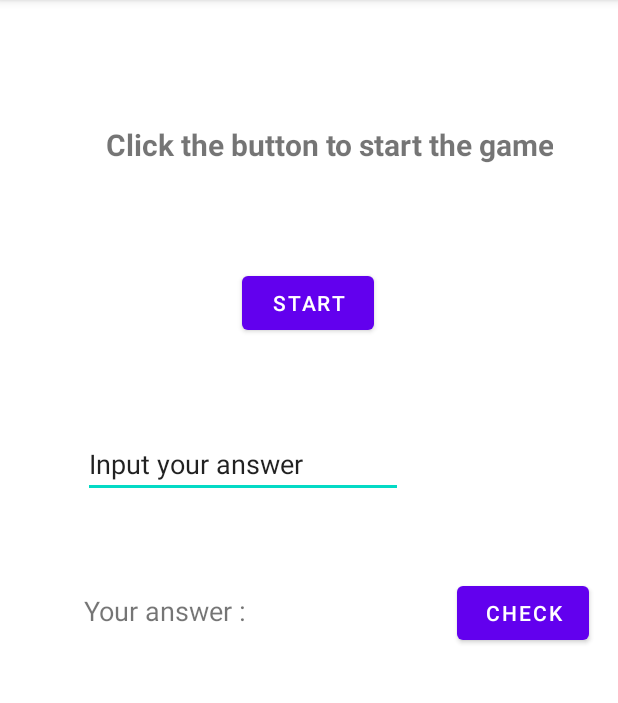
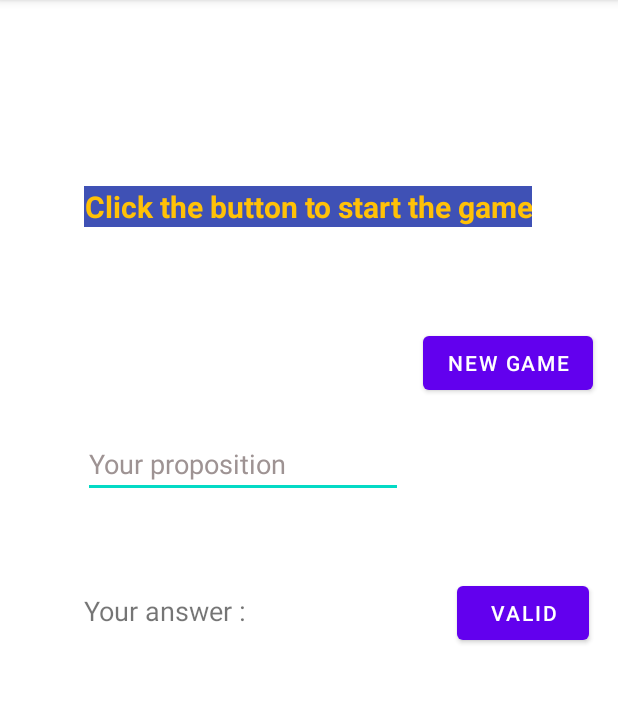
Before and after one commit to franncisca/Android, an Android app: the screen it shows after launch (MainActivity), on a phone screen of 412 x 824 dp, the part 84-787 px from its top. Run offline under Robolectric (Android 15) with nearby library versions, the phone set to English and light mode, and no system bars.

Commit message:
feat: editText

```diff
--- a/Deschiffresetdeslettres/app/src/main/java/com/example/deschiffresetdeslettres/MainActivity.kt
+++ b/Deschiffresetdeslettres/app/src/main/java/com/example/deschiffresetdeslettres/MainActivity.kt
@@ -2,13 +2,18 @@ package com.example.deschiffresetdeslettres
 
 import androidx.appcompat.app.AppCompatActivity
 import android.os.Bundle
-import android.util.Log
 import android.widget.Button
+import android.widget.EditText
 import android.widget.TextView
 
 class MainActivity : AppCompatActivity() {
     val letterPicker by lazy { LetterPicker.buildFromResource(this, R.raw.letter_frequencies)}
     val drawTextView by lazy { findViewById<TextView>(R.id.drawTextView) }
+    val startButton by lazy { findViewById<Button>(R.id.startButton) }
+    val validButton by lazy { findViewById<Button>(R.id.validButton) }
+    val propositionText by lazy { findViewById<EditText>(R.id.proposition) }
+
+    var bestAnagrams = listOf<String>();
 
 
     override fun onCreate(savedInstanceState: Bundle?) {
@@ -17,10 +22,35 @@ class MainActivity : AppCompatActivity() {
         //drawTextView.setOnClickListener{drawTextView.text = letterPicker.pickLetters(9)}
         //Log.d( "msg: ",s)}
 
-        val button by lazy { findViewById<Button>(R.id.nextButton) }
-        button.setOnClickListener{drawTextView.text = letterPicker.pickLetters(9)}
+        startButton.setOnClickListener{drawTextView.text = letterPicker.pickLetters(9)}
+
+        validButton.setOnClickListener{
+            p -> {
+                var last = propositionText.text
+
+                if (propositionText.text.length > last.length){
+                    last = propositionText.text
+                }
+            }
+        }
+
+
+    }
+
+    /* Determine if the parameter is an anagram of `this`
+ * proposition must contain only letters of `this` (with the same or different order)
+ */
+    fun String.containsAnagram(proposition: String): Boolean
+    {
+        var answer = "answer";
+        for (s in proposition){
+            if (s !in answer){
+                return false
+            }
+
+        }
+        return false
     }
 
 
-
 }
--- a/Deschiffresetdeslettres/app/src/main/res/layout/activity_main.xml
+++ b/Deschiffresetdeslettres/app/src/main/res/layout/activity_main.xml
@@ -10,28 +10,30 @@
         android:id="@+id/drawTextView"
         android:layout_width="wrap_content"
         android:layout_height="wrap_content"
+        android:background="#3F51B5"
         android:text="@string/next_button"
         android:textAlignment="center"
+        android:textColor="#FFC107"
         android:textSize="20sp"
         android:textStyle="bold"
         app:layout_constraintBottom_toBottomOf="parent"
-        app:layout_constraintHorizontal_bias="0.616"
+        app:layout_constraintHorizontal_bias="0.495"
         app:layout_constraintLeft_toLeftOf="parent"
         app:layout_constraintRight_toRightOf="parent"
         app:layout_constraintTop_toTopOf="parent"
-        app:layout_constraintVertical_bias="0.112" />
+        app:layout_constraintVertical_bias="0.167" />
 
     <Button
-        android:id="@+id/nextButton"
+        android:id="@+id/startButton"
         android:layout_width="wrap_content"
         android:layout_height="wrap_content"
         android:text="@string/change"
         app:layout_constraintBottom_toBottomOf="parent"
         app:layout_constraintEnd_toEndOf="parent"
-        app:layout_constraintHorizontal_bias="0.498"
+        app:layout_constraintHorizontal_bias="0.945"
         app:layout_constraintStart_toStartOf="parent"
         app:layout_constraintTop_toTopOf="parent"
-        app:layout_constraintVertical_bias="0.247" />
+        app:layout_constraintVertical_bias="0.303" />
 
     <TextView
         android:id="@+id/textView"
@@ -47,25 +49,27 @@
         app:layout_constraintVertical_bias="0.531" />
 
     <EditText
-        android:id="@+id/editTextTextPersonName"
+        android:id="@+id/proposition"
         android:layout_width="wrap_content"
         android:layout_height="wrap_content"
         android:autofillHints="test"
         android:ems="10"
         android:inputType="textPersonName"
         android:text="@string/input_answer"
+        android:textColor="#9E9393"
         app:layout_constraintBottom_toBottomOf="parent"
         app:layout_constraintEnd_toEndOf="parent"
         app:layout_constraintHorizontal_bias="0.278"
         app:layout_constraintStart_toStartOf="parent"
         app:layout_constraintTop_toTopOf="parent"
-        app:layout_constraintVertical_bias="0.397" />
+        app:layout_constraintVertical_bias="0.397"
+        tools:ignore="LabelFor" />
 
     <Button
-        android:id="@+id/button"
+        android:id="@+id/validButton"
         android:layout_width="wrap_content"
         android:layout_height="wrap_content"
-        android:text="check"
+        android:text="valid"
         app:layout_constraintBottom_toBottomOf="parent"
         app:layout_constraintEnd_toEndOf="parent"
         app:layout_constraintHorizontal_bias="0.719"
--- a/Deschiffresetdeslettres/app/src/main/res/values/strings.xml
+++ b/Deschiffresetdeslettres/app/src/main/res/values/strings.xml
@@ -1,7 +1,7 @@
 <resources>
     <string name="app_name">Des chiffres et des lettres</string>
-    <string name="change">start</string>
-    <string name="input_answer">Input your answer</string>
+    <string name="change">New game</string>
+    <string name="input_answer">Your proposition</string>
     <string name="next_button">Click the button to start the game</string>
     <string name="display">Your answer :</string>
 </resources>
```
